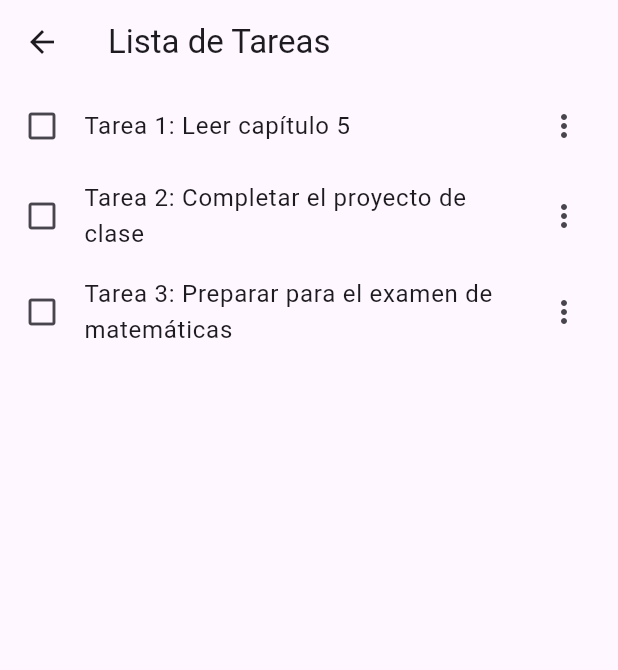
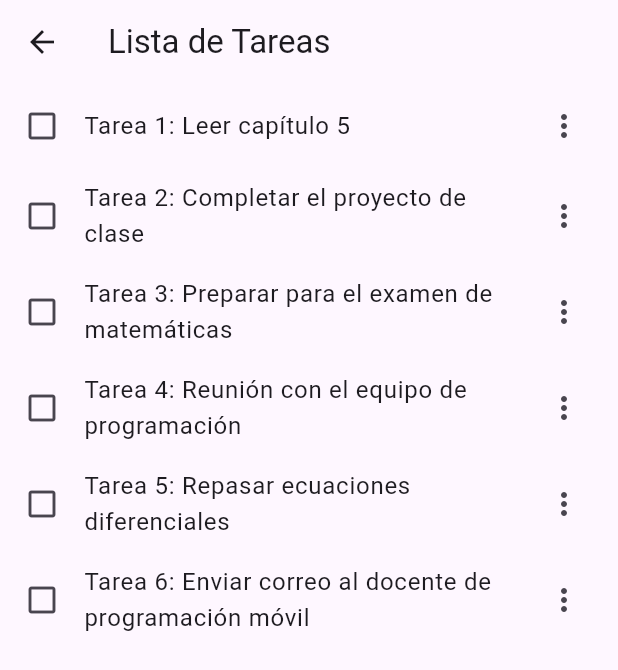
Before and after one commit to Jazzon001/Examen1, a Flutter app: the TasksWidget screen opened directly, on a phone screen of 412 x 824 dp. Shown: the top 670 px of the screen. Run offline on Flutter 3.47's test engine with Material 3 defaults, Android fonts, the phone set to English and light mode, and no system bars.

Commit message:
Adición de anuncion y tareas en las pantallas

```diff
--- a/examen1/lib/widgets/tasks_widget.dart
+++ b/examen1/lib/widgets/tasks_widget.dart
@@ -9,6 +9,9 @@ class TasksWidget extends StatelessWidget {
       "Tarea 1: Leer capítulo 5",
       "Tarea 2: Completar el proyecto de clase",
       "Tarea 3: Preparar para el examen de matemáticas",
+      "Tarea 4: Reunión con el equipo de programación",
+      "Tarea 5: Repasar ecuaciones diferenciales",
+      "Tarea 6: Enviar correo al docente de programación móvil"
     ];
 
     return Scaffold(
--- a/examen1/pubspec.yaml
+++ b/examen1/pubspec.yaml
@@ -55,6 +55,8 @@ flutter:
     - assets/imagen1.jpg
     - assets/imagen2.jpg
     - assets/imagen3.jpg
+    - assets/imagen4.jpg
+    - assets/imagen5.jpg
 
 
   # The following line ensures that the Material Icons font is
```
Also changed, not shown: examen1/lib/widgets/news_widget.dart (+10 -0 lines), examen1/assets/imagen4.jpg (added), examen1/assets/imagen5.jpg (added).
